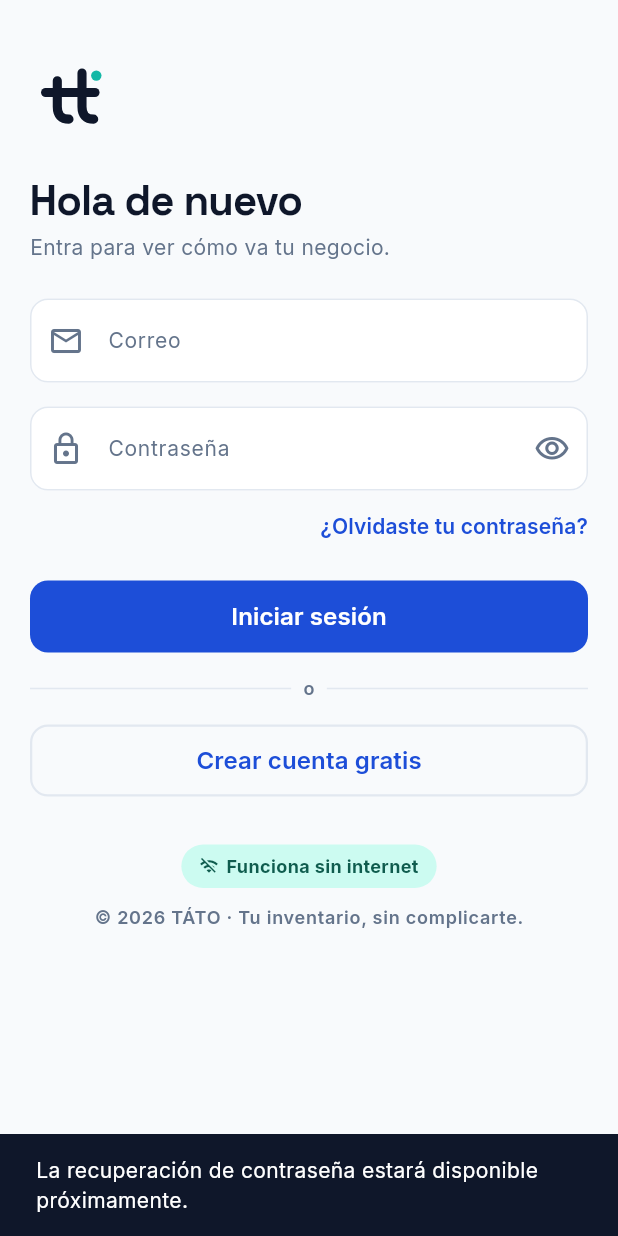
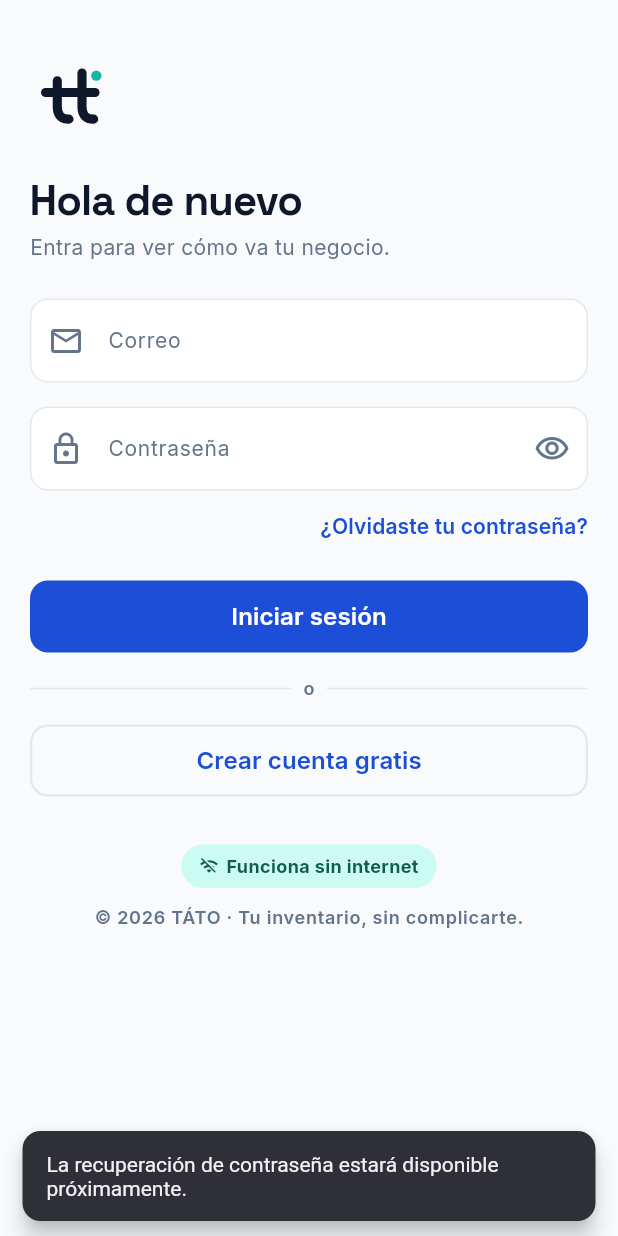
Before and after one commit to Tomjmp/tato_app, a Flutter app: the screen it shows after launch, after a tap on "Empezar", after a tap on "¿Olvidaste tu contraseña?", on a phone screen of 412 x 824 dp. Run offline on Flutter 3.47's test engine with Material 3 defaults, Android fonts, the phone set to English and light mode, and no system bars; our stand-ins replace flutter_riverpod, go_router, google_fonts, supabase_flutter; accounts and stored records are empty; network calls fail.

Commit message:
feat(theme): tema M3 con ColorScheme.fromSeed, dark mode y ThemeMode.system

```diff
--- a/lib/core/theme/tato_theme.dart
+++ b/lib/core/theme/tato_theme.dart
@@ -5,10 +5,15 @@ import '../constants/tato_constants.dart';
 class TatoTheme {
   TatoTheme._();
 
+  /// Ambos temas nacen del mismo seed (el azul de marca) vía
+  /// ColorScheme.fromSeed y luego se ajustan los roles clave para que la
+  /// paleta coincida con design/DESIGN_SYSTEM.md. Todo lo demás se deriva
+  /// del scheme, así light y dark comparten una sola definición.
   static ThemeData get lightTheme {
-    return ThemeData(
-      useMaterial3: true,
-      colorScheme: const ColorScheme.light(
+    final scheme = ColorScheme.fromSeed(
+      seedColor: TatoColors.primary,
+      brightness: Brightness.light,
+    ).copyWith(
       primary: TatoColors.primary,
       onPrimary: TatoColors.onPrimary,
       primaryContainer: TatoColors.primaryContainer,
@@ -23,45 +28,82 @@ class TatoTheme {
       onTertiaryContainer: TatoColors.onTertiaryContainer,
       error: TatoColors.error,
       onError: Colors.white,
-        background: TatoColors.background,
-        onBackground: TatoColors.onBackground,
       surface: TatoColors.surface,
       onSurface: TatoColors.onSurface,
-        surfaceVariant: TatoColors.surfaceVariant,
       onSurfaceVariant: TatoColors.onSurfaceVariant,
       outline: TatoColors.outline,
+      outlineVariant: TatoColors.border,
+    );
+    return _base(scheme, scaffold: TatoColors.background);
+  }
+
+  static ThemeData get darkTheme {
+    final scheme = ColorScheme.fromSeed(
+      seedColor: TatoColors.primary,
+      brightness: Brightness.dark,
+    ).copyWith(
+      primary: const Color(0xFF8FB3FF),
+      onPrimary: const Color(0xFF0B2A6B),
+      primaryContainer: const Color(0xFF1E3A8A),
+      onPrimaryContainer: const Color(0xFFDBEAFE),
+      secondary: const Color(0xFF2DD4BF),
+      onSecondary: const Color(0xFF03312B),
+      secondaryContainer: const Color(0xFF115E59),
+      onSecondaryContainer: const Color(0xFFCCFBF1),
+      error: const Color(0xFFF87171),
+      onError: const Color(0xFF450A0A),
+      surface: const Color(0xFF1E293B),
+      onSurface: const Color(0xFFE2E8F0),
+      onSurfaceVariant: const Color(0xFF94A3B8),
+      outline: const Color(0xFF475569),
+      outlineVariant: const Color(0xFF334155),
+    );
+    return _base(scheme, scaffold: const Color(0xFF0F172A));
+  }
+
+  static ThemeData _base(ColorScheme scheme, {required Color scaffold}) {
+    return ThemeData(
+      useMaterial3: true,
+      colorScheme: scheme,
+      // Transición M3 (zoom) en Android; deslizamiento suave en el resto.
+      pageTransitionsTheme: const PageTransitionsTheme(
+        builders: {
+          TargetPlatform.android: ZoomPageTransitionsBuilder(),
+          TargetPlatform.iOS: FadeUpwardsPageTransitionsBuilder(),
+          TargetPlatform.macOS: FadeUpwardsPageTransitionsBuilder(),
+        },
       ),
       // Space Grotesk for headlines and numbers (data is the protagonist),
       // Inter for everything read at body/label size. See design/DESIGN_SYSTEM.md.
       textTheme: GoogleFonts.interTextTheme(
-        const TextTheme(
+        TextTheme(
           titleMedium: TextStyle(
             fontSize: 16,
             fontWeight: FontWeight.w600,
             letterSpacing: 0.15,
-            color: TatoColors.onSurface,
+            color: scheme.onSurface,
           ),
           bodyLarge: TextStyle(
             fontSize: 16,
             fontWeight: FontWeight.normal,
-            color: TatoColors.onSurface,
+            color: scheme.onSurface,
           ),
           bodyMedium: TextStyle(
             fontSize: 14,
             fontWeight: FontWeight.normal,
-            color: TatoColors.onSurfaceVariant,
+            color: scheme.onSurfaceVariant,
           ),
           labelLarge: TextStyle(
             fontSize: 14,
             fontWeight: FontWeight.w600,
             letterSpacing: 0.1,
-            color: TatoColors.onSurface,
+            color: scheme.onSurface,
           ),
           labelMedium: TextStyle(
             fontSize: 12,
             fontWeight: FontWeight.w600,
             letterSpacing: 0.5,
-            color: TatoColors.onSurfaceVariant,
+            color: scheme.onSurfaceVariant,
           ),
         ),
       ).copyWith(
@@ -69,133 +111,130 @@ class TatoTheme {
           fontSize: 40,
           fontWeight: FontWeight.w700,
           letterSpacing: -1.2,
-          color: TatoColors.onSurface,
+          color: scheme.onSurface,
         ),
         headlineLarge: GoogleFonts.spaceGrotesk(
           fontSize: 28,
           fontWeight: FontWeight.w700,
           letterSpacing: -0.6,
-          color: TatoColors.onSurface,
+          color: scheme.onSurface,
         ),
         headlineMedium: GoogleFonts.spaceGrotesk(
           fontSize: 24,
           fontWeight: FontWeight.w700,
           letterSpacing: -0.4,
-          color: TatoColors.onSurface,
+          color: scheme.onSurface,
         ),
         headlineSmall: GoogleFonts.spaceGrotesk(
           fontSize: 22,
           fontWeight: FontWeight.w700,
           letterSpacing: -0.3,
-          color: TatoColors.onSurface,
+          color: scheme.onSurface,
         ),
         titleLarge: GoogleFonts.spaceGrotesk(
           fontSize: 20,
           fontWeight: FontWeight.w700,
-          color: TatoColors.onSurface,
+          color: scheme.onSurface,
         ),
       ),
-      scaffoldBackgroundColor: TatoColors.background,
+      scaffoldBackgroundColor: scaffold,
       appBarTheme: AppBarTheme(
-        backgroundColor: TatoColors.background,
+        backgroundColor: scaffold,
         elevation: 0,
         centerTitle: false,
-        iconTheme: const IconThemeData(color: TatoColors.onSurface),
+        iconTheme: IconThemeData(color: scheme.onSurface),
         titleTextStyle: GoogleFonts.spaceGrotesk(
-          color: TatoColors.onSurface,
+          color: scheme.onSurface,
           fontSize: 20,
           fontWeight: FontWeight.w700,
         ),
       ),
-      cardTheme: const CardThemeData(
-        color: TatoColors.surface,
+      cardTheme: CardThemeData(
+        color: scheme.surface,
         elevation: 0,
         shape: RoundedRectangleBorder(
-          borderRadius: BorderRadius.all(
-            Radius.circular(TatoSizes.radiusXl),
-          ),
-          side: BorderSide(color: TatoColors.border, width: 1),
+          borderRadius:
+              const BorderRadius.all(Radius.circular(TatoSizes.radiusXl)),
+          side: BorderSide(color: scheme.outlineVariant, width: 1),
         ),
       ),
-      inputDecorationTheme: const InputDecorationTheme(
+      inputDecorationTheme: InputDecorationTheme(
         filled: true,
-        fillColor: TatoColors.surface,
-        contentPadding: EdgeInsets.symmetric(
+        fillColor: scheme.surface,
+        contentPadding: const EdgeInsets.symmetric(
           horizontal: TatoSpacing.md,
           vertical: TatoSpacing.md,
         ),
         border: OutlineInputBorder(
-          borderRadius: BorderRadius.all(
-            Radius.circular(TatoSizes.radiusMd),
-          ),
-          borderSide: BorderSide(color: TatoColors.border, width: 1),
+          borderRadius:
+              const BorderRadius.all(Radius.circular(TatoSizes.radiusMd)),
+          borderSide: BorderSide(color: scheme.outlineVariant, width: 1),
         ),
         enabledBorder: OutlineInputBorder(
-          borderRadius: BorderRadius.all(
-            Radius.circular(TatoSizes.radiusMd),
-          ),
-          borderSide: BorderSide(color: TatoColors.border, width: 1),
+          borderRadius:
+              const BorderRadius.all(Radius.circular(TatoSizes.radiusMd)),
+          borderSide: BorderSide(color: scheme.outlineVariant, width: 1),
         ),
         focusedBorder: OutlineInputBorder(
-          borderRadius: BorderRadius.all(
-            Radius.circular(TatoSizes.radiusMd),
-          ),
-          borderSide: BorderSide(color: TatoColors.secondary, width: 2),
+          borderRadius:
+              const BorderRadius.all(Radius.circular(TatoSizes.radiusMd)),
+          borderSide: BorderSide(color: scheme.secondary, width: 2),
         ),
         errorBorder: OutlineInputBorder(
-          borderRadius: BorderRadius.all(
-            Radius.circular(TatoSizes.radiusMd),
-          ),
-          borderSide: BorderSide(color: TatoColors.error, width: 1),
+          borderRadius:
+              const BorderRadius.all(Radius.circular(TatoSizes.radiusMd)),
+          borderSide: BorderSide(color: scheme.error, width: 1),
         ),
         focusedErrorBorder: OutlineInputBorder(
-          borderRadius: BorderRadius.all(
-            Radius.circular(TatoSizes.radiusMd),
+          borderRadius:
+              const BorderRadius.all(Radius.circular(TatoSizes.radiusMd)),
+          borderSide: BorderSide(color: scheme.error, width: 2),
         ),
-          borderSide: BorderSide(color: TatoColors.error, width: 2),
-        ),
-        labelStyle: TextStyle(
-          color: TatoColors.onSurfaceVariant,
-          fontSize: 14,
-        ),
-        hintStyle: TextStyle(
-          color: TatoColors.onSurfaceVariant,
-          fontSize: 14,
-        ),
+        labelStyle: TextStyle(color: scheme.onSurfaceVariant, fontSize: 14),
+        hintStyle: TextStyle(color: scheme.onSurfaceVariant, fontSize: 14),
       ),
       navigationBarTheme: NavigationBarThemeData(
-        backgroundColor: TatoColors.surface,
-        indicatorColor: TatoColors.secondaryContainer,
+        backgroundColor: scheme.surface,
+        indicatorColor: scheme.secondaryContainer,
         elevation: 8,
         labelTextStyle: WidgetStateProperty.resolveWith((states) {
           if (states.contains(WidgetState.selected)) {
-            return const TextStyle(
+            return TextStyle(
               fontSize: 12,
               fontWeight: FontWeight.w600,
-              color: TatoColors.primary,
+              color: scheme.primary,
             );
           }
-          return const TextStyle(
+          return TextStyle(
             fontSize: 12,
             fontWeight: FontWeight.normal,
-            color: TatoColors.onSurfaceVariant,
+            color: scheme.onSurfaceVariant,
           );
         }),
         iconTheme: WidgetStateProperty.resolveWith((states) {
           if (states.contains(WidgetState.selected)) {
-            return const IconThemeData(
-              color: TatoColors.onSecondaryContainer,
+            return IconThemeData(
+              color: scheme.onSecondaryContainer,
               size: 24,
             );
           }
-          return const IconThemeData(
-            color: TatoColors.onSurfaceVariant,
-            size: 24,
-          );
+          return IconThemeData(color: scheme.onSurfaceVariant, size: 24);
         }),
       ),
-      dividerTheme: const DividerThemeData(
-        color: TatoColors.border,
+      snackBarTheme: SnackBarThemeData(
+        behavior: SnackBarBehavior.floating,
+        backgroundColor: scheme.inverseSurface,
+        contentTextStyle: TextStyle(
+          color: scheme.onInverseSurface,
+          fontSize: 14,
+        ),
+        shape: RoundedRectangleBorder(
+          borderRadius:
+              const BorderRadius.all(Radius.circular(TatoSizes.radiusMd)),
+        ),
+      ),
+      dividerTheme: DividerThemeData(
+        color: scheme.outlineVariant,
         thickness: 1,
         space: 1,
       ),
--- a/lib/main.dart
+++ b/lib/main.dart
@@ -40,6 +40,8 @@ class TatoApp extends ConsumerWidget {
       title: 'TÁTO',
       debugShowCheckedModeBanner: false,
       theme: TatoTheme.lightTheme,
+      darkTheme: TatoTheme.darkTheme,
+      themeMode: ThemeMode.system,
       routerConfig: router,
     );
   }
```
Lines whose indentation alone changed are shown as unchanged.
